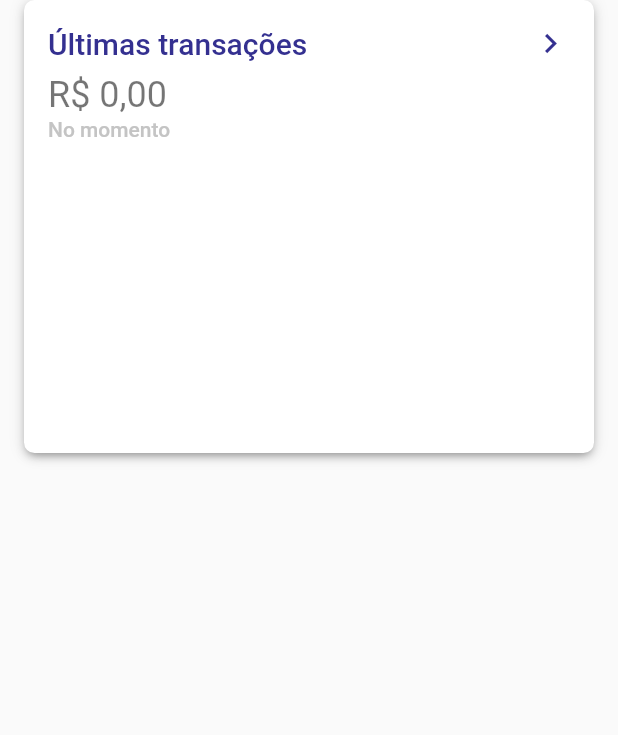
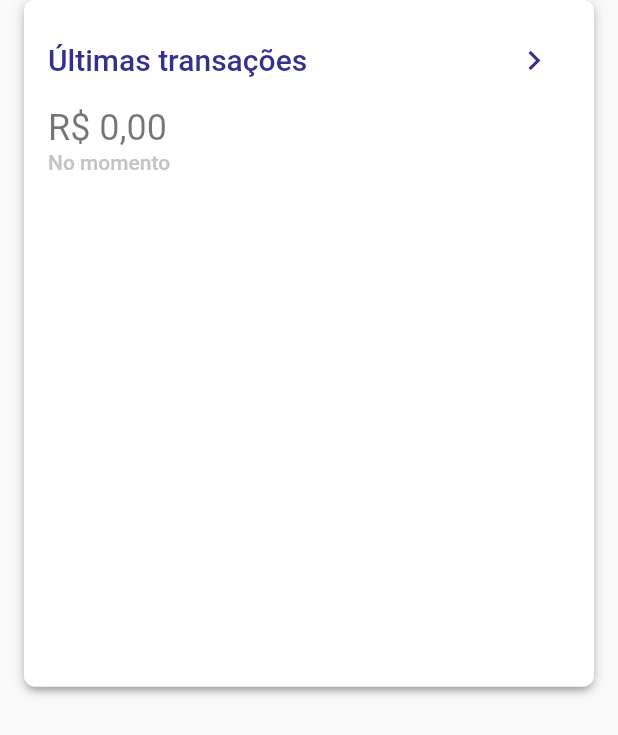
Before and after one commit to steniooliv/budget_raro, a Flutter app: the LastTransactionsCard widget shown alone on an empty page, opened directly with empty values, on a phone screen of 412 x 824 dp. Shown: the top 735 px of the screen. Run offline on Flutter 3.47's test engine with Material 2 defaults, Android fonts, the phone set to English and light mode, and no system bars; our stand-ins replace cloud_firestore, firebase_auth, firebase_core, flutter_mobx, flutter_modular, form_field_validator and 4 more; missing offline and left inert: animated_card, validatorless; accounts and stored records are empty; generated files the repository leaves out were written again.

Commit message:
fix height and navigation

```diff
--- a/lib/modules/home/widgets/last_transactions_card_widget.dart
+++ b/lib/modules/home/widgets/last_transactions_card_widget.dart
@@ -5,6 +5,7 @@ import 'package:budget_raro/shared/utils/formatter.dart';
 import 'package:budget_raro/shared/widgets/base_card_widget.dart';
 import 'package:budget_raro/shared/widgets/transactions_listbuilder_widget.dart';
 import 'package:flutter/material.dart';
+import 'package:flutter_modular/flutter_modular.dart';
 
 class LastTransactionsCard extends StatelessWidget {
   const LastTransactionsCard({
@@ -12,17 +13,18 @@ class LastTransactionsCard extends StatelessWidget {
     required this.lastTransactions,
     required this.subtotal,
   }) : super(key: key);
+
   final List<TransactionModel> lastTransactions;
   final double subtotal;
 
   @override
   Widget build(BuildContext context) {
     return Container(
-      height: 302,
+      height: MediaQuery.of(context).size.height / 1.8,
       child: BaseCardWidget(
         margin: EdgeInsets.symmetric(horizontal: 16),
         child: Column(
-          mainAxisSize: MainAxisSize.min,
+          mainAxisSize: MainAxisSize.max,
           children: [
             Padding(
               padding: const EdgeInsets.all(16),
@@ -37,10 +39,15 @@ class LastTransactionsCard extends StatelessWidget {
                         "Últimas transações",
                         style: TextStyles.h6,
                       ),
-                      Icon(
-                        Icons.keyboard_arrow_right,
-                        color: AppColors.purple,
-                        size: 26,
+                      IconButton(
+                        icon: Icon(
+                          Icons.keyboard_arrow_right,
+                          color: AppColors.purple,
+                          size: 26,
+                        ),
+                        onPressed: () {
+                          Modular.to.pushNamed('/transactions');
+                        },
                       ),
                     ],
                   ),
```
